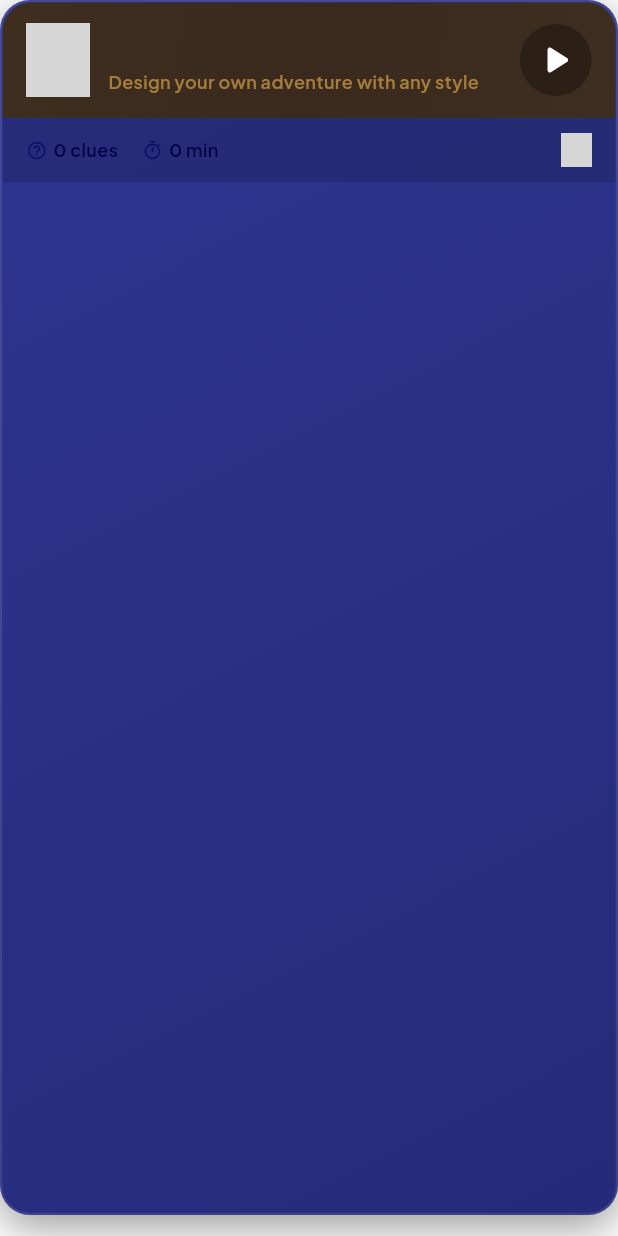
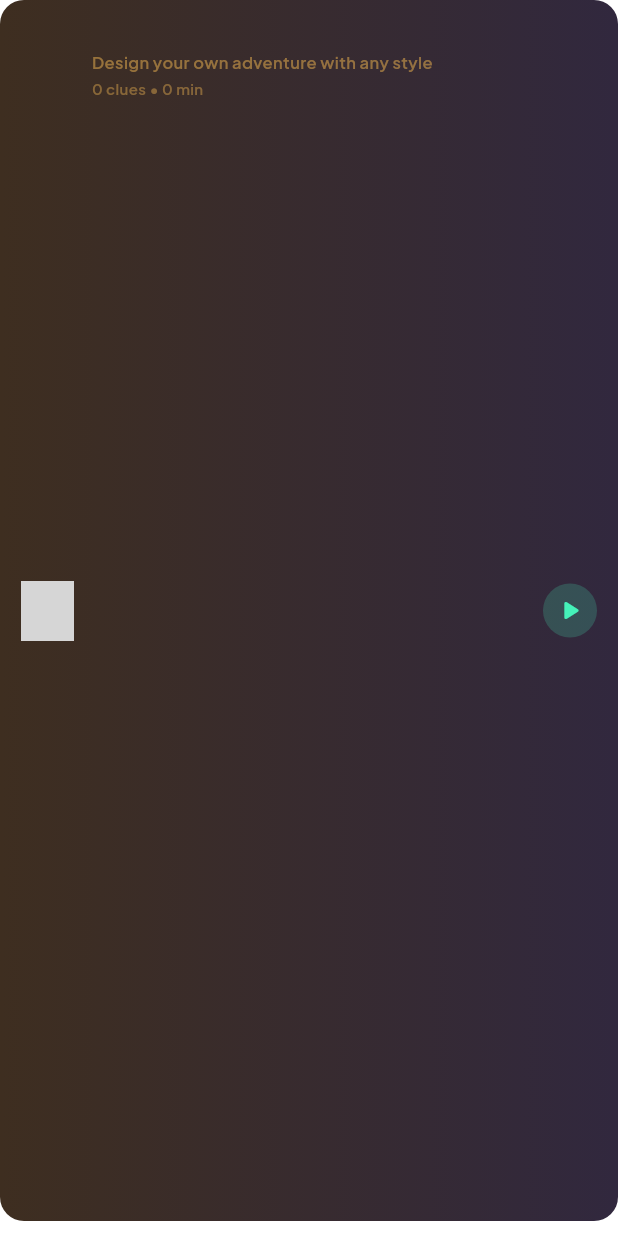
Before and after one commit to saturn1888/saturn1888, a Flutter app: the _HuntCard widget shown alone on an empty page, opened directly with sample values from the repository, on a phone screen of 412 x 824 dp. Run offline on Flutter 3.47's test engine with Material 3 defaults, Android fonts, the phone set to English and light mode, and no system bars; our stand-ins replace audioplayers, cloud_firestore, confetti, firebase_core, firebase_storage, google_fonts and 5 more; missing offline and left inert: mobile_scanner; accounts and stored records are empty; grey boxes are pictures that could not be loaded.

Commit message:
Rebuild quick play to match Celestial Quest stitch mockup
- Compact hunt cards: theme image (48x48), title, description, clue count
- Cards use theme background gradient
- Teal play button circle on each card
- Bold header: "Pick a Hunt & Start Playing!"
- Clean file rewrite — removed all old column layout and detail bars

https://claude.ai/code/session_017Aw2r6LuaKG11VTUwd3Kn5

```diff
--- a/lib/screens/quick_play_screen.dart
+++ b/lib/screens/quick_play_screen.dart
@@ -18,23 +18,22 @@ class QuickPlayScreen extends StatelessWidget {
     return ParchmentBackground(
       child: Scaffold(
         appBar: AppBar(
-          title: const Text('Quick Play'),
+          title: Text('Quick Play', style: AppTheme.heading(size: 20)),
           actions: const [MuteButton()],
         ),
         body: Column(
+          crossAxisAlignment: CrossAxisAlignment.start,
           children: [
-            Container(
-              width: double.infinity,
-              padding: const EdgeInsets.all(16),
+            Padding(
+              padding: const EdgeInsets.fromLTRB(20, 16, 20, 12),
               child: Column(
+                crossAxisAlignment: CrossAxisAlignment.start,
                 children: [
-                  AdventureHeader(title: 'Ready-to-Play Hunts', emoji: '🗺️'),
+                  Text('⚡ Pick a Hunt & Start Playing!',
+                      style: AppTheme.heading(size: 20)),
                   const SizedBox(height: 4),
-                  Text(
-                    'No setup needed! Just pick a hunt and start playing.\nSolve the riddles to find everyday objects.',
-                    style: AppTheme.caption(size: 13),
-                    textAlign: TextAlign.center,
-                  ),
+                  Text('No setup needed!',
+                      style: AppTheme.caption(size: 13)),
                 ],
               ),
             ),
@@ -45,17 +44,7 @@ class QuickPlayScreen extends StatelessWidget {
                 itemBuilder: (context, index) {
                   final hunt = hunts[index];
                   final theme = HuntThemeData.fromType(hunt.themeType);
-                  return _HuntCard(
-                    hunt: hunt,
-                    theme: theme,
-                    onPlay: () {
-                      Navigator.pushNamed(
-                        context,
-                        '/play',
-                        arguments: hunt,
-                      );
-                    },
-                  );
+                  return _HuntCard(hunt: hunt, theme: theme);
                 },
               ),
             ),
@@ -69,142 +58,76 @@ class QuickPlayScreen extends StatelessWidget {
 class _HuntCard extends StatelessWidget {
   final Hunt hunt;
   final HuntThemeData theme;
-  final VoidCallback onPlay;
 
-  const _HuntCard({
-    required this.hunt,
-    required this.theme,
-    required this.onPlay,
-  });
+  const _HuntCard({required this.hunt, required this.theme});
 
   @override
   Widget build(BuildContext context) {
     return GestureDetector(
-      onTap: onPlay,
+      onTap: () => Navigator.pushNamed(context, '/play', arguments: hunt),
       child: Container(
-        margin: const EdgeInsets.only(bottom: 14),
+        margin: const EdgeInsets.only(bottom: 10),
+        padding: const EdgeInsets.symmetric(horizontal: 14, vertical: 12),
         decoration: BoxDecoration(
-          gradient: const LinearGradient(
-            colors: [Color(0xFF2E3590), Color(0xFF252B7A)],
-            begin: Alignment.topLeft,
-            end: Alignment.bottomRight,
-          ),
-          borderRadius: BorderRadius.circular(20),
-          border: Border.all(
-            color: Colors.white.withOpacity(0.1),
-            width: 1.5,
-          ),
-          boxShadow: [
-            BoxShadow(
-              color: Colors.black.withOpacity(0.4),
-              blurRadius: 24,
-              offset: const Offset(0, 8),
-            ),
+          gradient: LinearGradient(
+            colors: [
+              theme.backgroundColor,
+              Color.lerp(theme.backgroundColor, AppTheme.surfaceBright, 0.3)!,
             ],
           ),
-        child: ClipRRect(
-          borderRadius: BorderRadius.circular(20),
-          child: Column(
-            children: [
-              // Theme header — rich coloured banner
-              Container(
-                width: double.infinity,
-                padding:
-                    const EdgeInsets.symmetric(horizontal: 16, vertical: 14),
-                decoration: BoxDecoration(
-                  color: theme.backgroundColor,
-                  // Subtle wood grain effect via gradient
-                  gradient: LinearGradient(
-                    begin: Alignment.topLeft,
-                    end: Alignment.bottomRight,
-                    colors: [
-                      theme.backgroundColor,
-                      Color.lerp(theme.backgroundColor, Colors.black, 0.08)!,
-                      theme.backgroundColor,
-                    ],
-                  ),
+          borderRadius: BorderRadius.circular(16),
         ),
         child: Row(
           children: [
-                    Image.asset(Illustrations.themeImage(hunt.theme.name),
+            ClipRRect(
+              borderRadius: BorderRadius.circular(12),
+              child: Image.asset(
+                Illustrations.themeImage(hunt.theme.name),
                 width: 48,
                 height: 48,
+                fit: BoxFit.cover,
+                filterQuality: FilterQuality.high,
                 errorBuilder: (_, __, ___) =>
-                            Text(theme.emoji, style: const TextStyle(fontSize: 34))),
+                    Text(theme.emoji, style: const TextStyle(fontSize: 28)),
+              ),
+            ),
             const SizedBox(width: 12),
             Expanded(
               child: Column(
                 crossAxisAlignment: CrossAxisAlignment.start,
                 children: [
+                  Text(hunt.name,
+                      style: AppTheme.heading(
+                          size: 15, color: theme.accentColor)),
                   Text(
-                            hunt.name,
-                            style: AppTheme.heading(
-                                size: 19, color: theme.accentColor),
+                    theme.description,
+                    style: AppTheme.caption(
+                        size: 11,
+                        color: theme.accentColor.withOpacity(0.6)),
+                    maxLines: 1,
+                    overflow: TextOverflow.ellipsis,
                   ),
                   const SizedBox(height: 2),
                   Text(
-                            theme.description,
+                    '${hunt.clues.length} clues • ${hunt.timerMinutes != null ? "${hunt.timerMinutes} min" : "Free play"}',
                     style: AppTheme.caption(
-                                size: 12,
-                                color: theme.accentColor.withOpacity(0.7)),
+                        size: 10,
+                        color: theme.accentColor.withOpacity(0.5)),
                   ),
                 ],
               ),
             ),
             Container(
-                      width: 48,
-                      height: 48,
+              width: 36,
+              height: 36,
               decoration: BoxDecoration(
-                        color: Colors.black.withOpacity(0.3),
+                color: AppTheme.primary.withOpacity(0.2),
                 shape: BoxShape.circle,
               ),
               child: const Icon(Icons.play_arrow_rounded,
-                          color: Colors.white, size: 32),
+                  color: AppTheme.primary, size: 22),
             ),
           ],
-                ),
-              ),
-              // Details bar
-              Container(
-                width: double.infinity,
-                padding:
-                    const EdgeInsets.symmetric(horizontal: 16, vertical: 10),
-                color: Colors.black.withOpacity(0.15),
-                child: Row(
-                  children: [
-                    Icon(Icons.help_outline,
-                        size: 14, color: AppTheme.leather),
-                    const SizedBox(width: 4),
-                    Text('${hunt.clues.length} clues',
-                        style: AppTheme.caption(
-                            size: 12, color: AppTheme.warmBrown)),
-                    const SizedBox(width: 16),
-                    Icon(Icons.timer_outlined,
-                        size: 14, color: AppTheme.leather),
-                    const SizedBox(width: 4),
-                    Text(
-                      hunt.timerMinutes != null
-                          ? '${hunt.timerMinutes} min'
-                          : 'No timer',
-                      style: AppTheme.caption(
-                          size: 12, color: AppTheme.warmBrown),
-                    ),
-                    const Spacer(),
-                    ClipRRect(
-                      borderRadius: BorderRadius.circular(6),
-                      child: Image.asset(
-                        Illustrations.themeImage(hunt.theme.name),
-                        width: 20, height: 20,
-                        filterQuality: FilterQuality.high,
-                        errorBuilder: (_, __, ___) =>
-                            Text(theme.emoji, style: const TextStyle(fontSize: 16)),
-                      ),
-                    ),
-                  ],
-                ),
-              ),
-            ],
-          ),
         ),
       ),
     );
```
Lines whose indentation alone changed are shown as unchanged.
